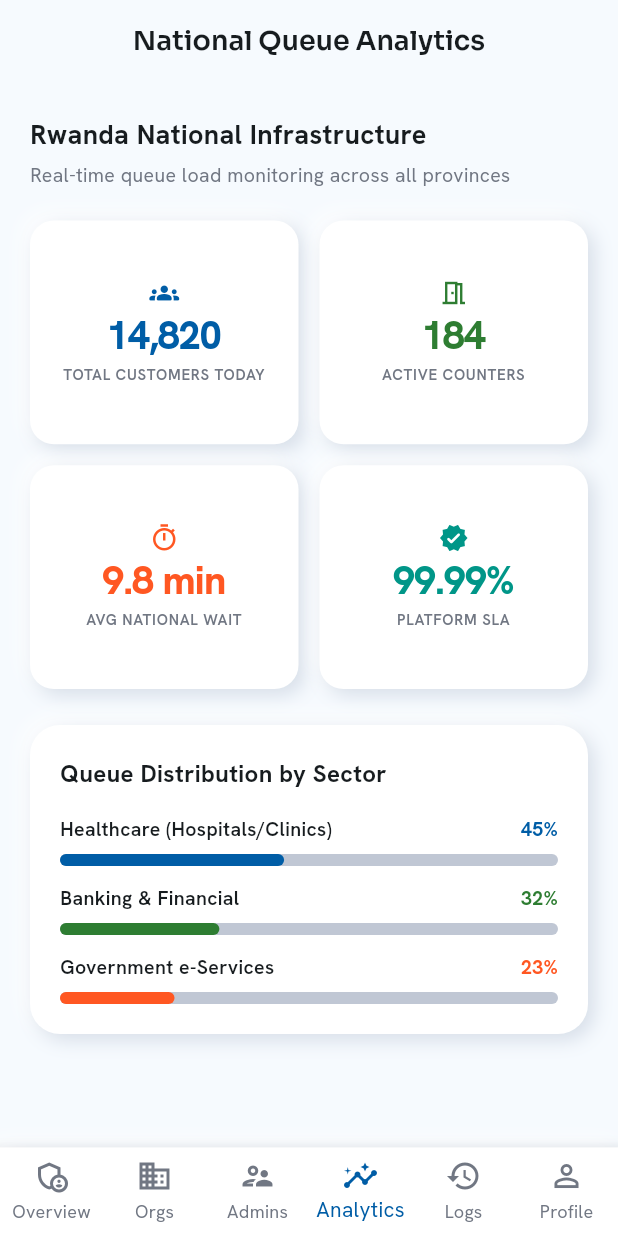
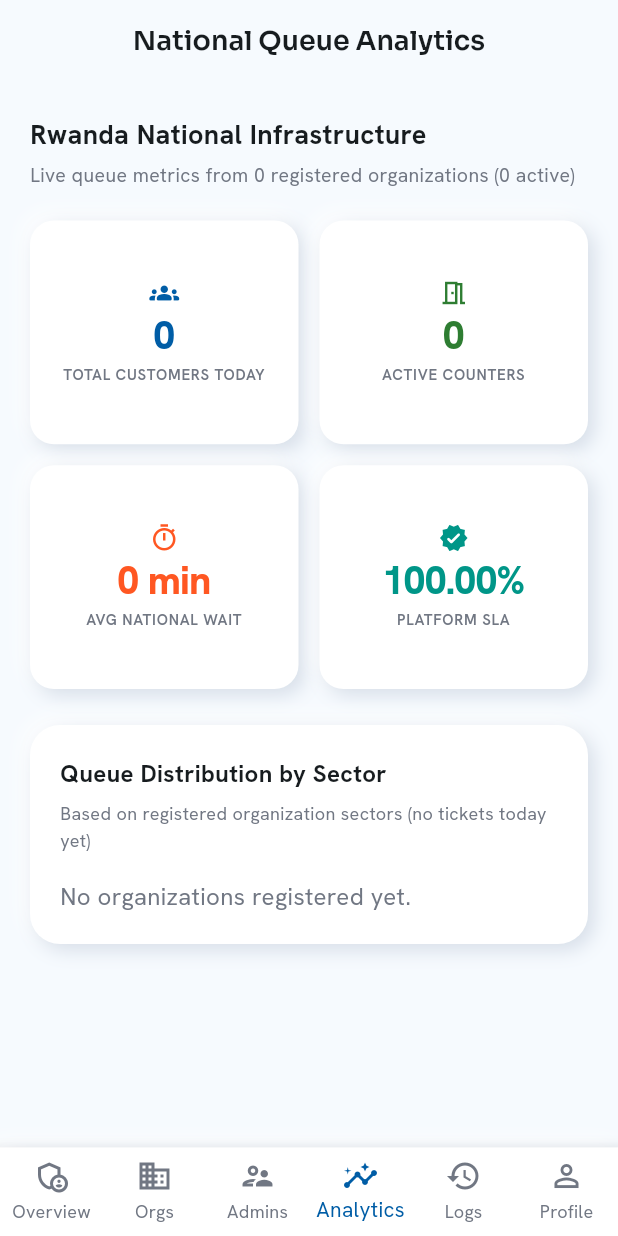
Before and after one commit to Christian-Regnante/SmartQ-MobileApp, a Flutter app: the SuperAdminAnalyticsPage screen opened by its route, on a phone screen of 412 x 824 dp. Run offline on Flutter 3.47's test engine with Material 3 defaults, Android fonts, the phone set to English and light mode, and no system bars; our stand-ins replace cloud_firestore, equatable, firebase_auth, firebase_core, flutter_bloc, get_it and 4 more; accounts and stored records are empty.

Commit message:
feat: refactor SuperAdminAnalyticsPage to use Bloc for state management and enhance UI with loading/error handling

```diff
--- a/lib/features/super_admin/presentation/pages/super_admin_analytics_page.dart
+++ b/lib/features/super_admin/presentation/pages/super_admin_analytics_page.dart
@@ -1,21 +1,92 @@
 import 'package:flutter/material.dart';
+import 'package:flutter_bloc/flutter_bloc.dart';
 import '../../../../core/theme/app_colors.dart';
 import '../../../../core/widgets/neumorphic_card.dart';
 import '../../../../core/widgets/stat_card.dart';
+import '../../../../core/widgets/state_widgets.dart';
+import '../../domain/entities/national_analytics_entity.dart';
+import '../cubit/super_admin_cubit.dart';
 
-class SuperAdminAnalyticsPage extends StatelessWidget {
+class SuperAdminAnalyticsPage extends StatefulWidget {
   const SuperAdminAnalyticsPage({super.key});
+
+  @override
+  State<SuperAdminAnalyticsPage> createState() => _SuperAdminAnalyticsPageState();
+}
+
+class _SuperAdminAnalyticsPageState extends State<SuperAdminAnalyticsPage> {
+  static const _sectorColors = <String, Color>{
+    'Healthcare': Color(0xFF7C4DFF),
+    'Banking & Financial': Color(0xFF2E7D32),
+    'Government e-Services': Color(0xFFE65100),
+    'Other': Color(0xFF546E7A),
+  };
+
+  @override
+  void initState() {
+    super.initState();
+    context.read<SuperAdminCubit>().loadMasterDashboard();
+  }
+
+  String _formatCount(int value) {
+    final s = value.toString();
+    final buf = StringBuffer();
+    for (var i = 0; i < s.length; i++) {
+      final fromEnd = s.length - i;
+      buf.write(s[i]);
+      if (fromEnd > 1 && fromEnd % 3 == 1) buf.write(',');
+    }
+    return buf.toString();
+  }
+
+  Color _colorForSector(String label, int index) {
+    return _sectorColors[label] ??
+        [
+          AppColors.primary,
+          AppColors.success,
+          Colors.deepOrange,
+          Colors.teal,
+          Colors.purple,
+        ][index % 5];
+  }
 
   @override
   Widget build(BuildContext context) {
     return Scaffold(
       backgroundColor: AppColors.background,
       appBar: AppBar(
-        title: Text('National Queue Analytics'),
+        title: const Text('National Queue Analytics'),
         centerTitle: true,
       ),
       body: SafeArea(
+        child: BlocBuilder<SuperAdminCubit, SuperAdminState>(
+          builder: (context, state) {
+            if (state is SuperAdminLoadingState || state is SuperAdminInitialState) {
+              return const AppLoadingWidget(message: 'Loading national analytics...');
+            }
+            if (state is SuperAdminErrorState) {
+              return AppErrorWidget(
+                message: state.message,
+                onRetry: () => context.read<SuperAdminCubit>().loadMasterDashboard(),
+              );
+            }
+            if (state is! SuperAdminLoadedState) {
+              return const SizedBox.shrink();
+            }
+
+            final analytics = state.analytics;
+            final avgWait = analytics.avgWaitMinutes;
+            final avgWaitLabel = avgWait == 0
+                ? '0 min'
+                : '${avgWait.toStringAsFixed(avgWait >= 10 ? 0 : 1)} min';
+            final slaLabel = '${analytics.platformSlaPercent.toStringAsFixed(
+              analytics.platformSlaPercent >= 99.95 ? 2 : 1,
+            )}%';
+
+            return RefreshIndicator(
+              onRefresh: () => context.read<SuperAdminCubit>().loadMasterDashboard(),
               child: SingleChildScrollView(
+                physics: const AlwaysScrollableScrollPhysics(),
                 padding: const EdgeInsets.all(20.0),
                 child: Column(
                   crossAxisAlignment: CrossAxisAlignment.start,
@@ -30,12 +101,12 @@ class SuperAdminAnalyticsPage extends StatelessWidget {
                     ),
                     const SizedBox(height: 4),
                     Text(
-                'Real-time queue load monitoring across all provinces',
+                      'Live queue metrics from ${analytics.registeredOrganizations} registered '
+                      'organization${analytics.registeredOrganizations == 1 ? '' : 's'}'
+                      ' (${analytics.activeOrganizations} active)',
                       style: TextStyle(fontSize: 13, color: AppColors.outline),
                     ),
                     const SizedBox(height: 20),
-
-              // Stat Grid
                     GridView.count(
                       shrinkWrap: true,
                       physics: const NeverScrollableScrollPhysics(),
@@ -46,33 +117,31 @@ class SuperAdminAnalyticsPage extends StatelessWidget {
                       children: [
                         StatCard(
                           label: 'Total Customers Today',
-                    value: '14,820',
+                          value: _formatCount(analytics.customersToday),
                           icon: Icons.groups_rounded,
                           valueColor: AppColors.primary,
                         ),
                         StatCard(
                           label: 'Active Counters',
-                    value: '184',
+                          value: _formatCount(analytics.activeCounters),
                           icon: Icons.meeting_room_outlined,
                           valueColor: AppColors.success,
                         ),
-                  const StatCard(
+                        StatCard(
                           label: 'Avg National Wait',
-                    value: '9.8 min',
+                          value: avgWaitLabel,
                           icon: Icons.timer_outlined,
                           valueColor: Colors.deepOrange,
                         ),
-                  const StatCard(
+                        StatCard(
                           label: 'Platform SLA',
-                    value: '99.99%',
+                          value: slaLabel,
                           icon: Icons.verified_rounded,
                           valueColor: Colors.teal,
                         ),
                       ],
                     ),
                     const SizedBox(height: 24),
-
-              // Sector Share Breakdown Card
                     NeumorphicCard(
                       borderRadius: 20,
                       padding: const EdgeInsets.all(20),
@@ -87,20 +156,52 @@ class SuperAdminAnalyticsPage extends StatelessWidget {
                               color: AppColors.onSurface,
                             ),
                           ),
+                          const SizedBox(height: 6),
+                          Text(
+                            analytics.customersToday > 0
+                                ? 'Based on today\'s tickets across registered organizations'
+                                : 'Based on registered organization sectors (no tickets today yet)',
+                            style: TextStyle(fontSize: 12, color: AppColors.outline),
+                          ),
                           const SizedBox(height: 16),
-                    _buildSectorRow('Healthcare (Hospitals/Clinics)', '45%', AppColors.primary, 0.45),
-                    const SizedBox(height: 12),
-                    _buildSectorRow('Banking & Financial', '32%', AppColors.success, 0.32),
-                    const SizedBox(height: 12),
-                    _buildSectorRow('Government e-Services', '23%', Colors.deepOrange, 0.23),
+                          if (analytics.sectorShares.isEmpty)
+                            Text(
+                              'No organizations registered yet.',
+                              style: TextStyle(color: AppColors.outline),
+                            )
+                          else
+                            ..._buildSectorRows(analytics.sectorShares),
                         ],
                       ),
                     ),
                   ],
                 ),
               ),
+            );
+          },
+        ),
       ),
     );
+  }
+
+  List<Widget> _buildSectorRows(List<SectorShare> shares) {
+    final widgets = <Widget>[];
+    for (var i = 0; i < shares.length; i++) {
+      final share = shares[i];
+      final color = _colorForSector(share.label, i);
+      final pct = (share.fraction * 100).clamp(0, 100);
+      final pctLabel = '${pct.toStringAsFixed(pct >= 10 || pct == 0 ? 0 : 1)}%';
+      widgets.add(
+        _buildSectorRow(
+          '${share.label} (${share.orgCount} org${share.orgCount == 1 ? '' : 's'})',
+          pctLabel,
+          color,
+          share.fraction.clamp(0.0, 1.0),
+        ),
+      );
+      if (i < shares.length - 1) widgets.add(const SizedBox(height: 12));
+    }
+    return widgets;
   }
 
   Widget _buildSectorRow(String title, String percentage, Color color, double progress) {
@@ -110,8 +211,16 @@ class SuperAdminAnalyticsPage extends StatelessWidget {
         Row(
           mainAxisAlignment: MainAxisAlignment.spaceBetween,
           children: [
-            Text(title, style: const TextStyle(fontSize: 13, fontWeight: FontWeight.w600)),
-            Text(percentage, style: TextStyle(fontSize: 13, fontWeight: FontWeight.w700, color: color)),
+            Expanded(
+              child: Text(
+                title,
+                style: const TextStyle(fontSize: 13, fontWeight: FontWeight.w600),
+              ),
+            ),
+            Text(
+              percentage,
+              style: TextStyle(fontSize: 13, fontWeight: FontWeight.w700, color: color),
+            ),
           ],
         ),
         const SizedBox(height: 6),
```
Lines whose indentation alone changed are shown as unchanged.
